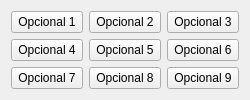
Old version of the form src/asynccommandlistform.ui in the repository tarpuq/tarpuqJIGsw.
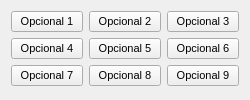
New version of the form. Icons and pictures are not drawn.

What changed in the file:
```diff
--- a/src/asynccommandlistform.ui
+++ b/src/asynccommandlistform.ui
@@ -22,6 +22,11 @@
     <height>100</height>
    </size>
   </property>
+  <property name="font">
+   <font>
+    <pointsize>8</pointsize>
+   </font>
+  </property>
   <property name="windowTitle">
    <string>Comandos Opcionales</string>
   </property>
```
